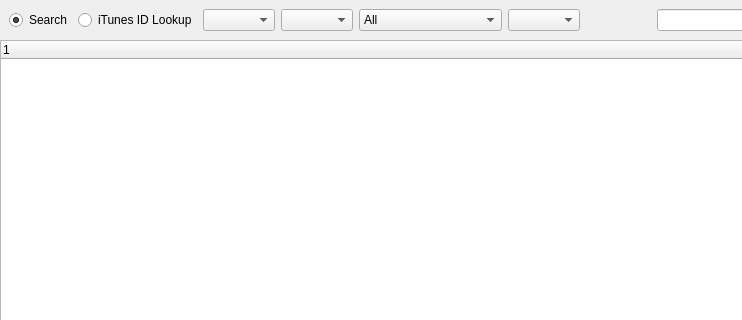
The window that FWAdminLib/SearchAppStoreDlg.ui (fw-dev/translations) describes before a commit, drawn with Qt 5; both pictures show x 0 to 742 and y 0 to 320 of the 967 by 539 pixel window.
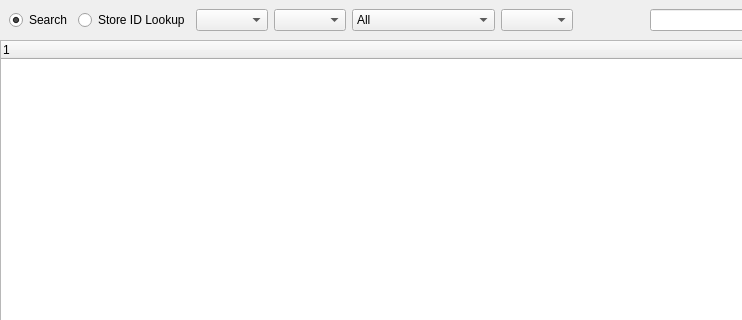
The same window after the commit. Custom widgets are drawn as their Qt base class.

```diff
--- a/FWAdminLib/SearchAppStoreDlg.ui
+++ b/FWAdminLib/SearchAppStoreDlg.ui
@@ -36,7 +36,7 @@
       <item>
        <widget class="QRadioButton" name="lookupRadio">
         <property name="text">
-         <string>iTunes ID Lookup</string>
+         <string>Store ID Lookup</string>
         </property>
        </widget>
       </item>
```
Left out of the diff: 24 changed lines with no effect on the pictures.
